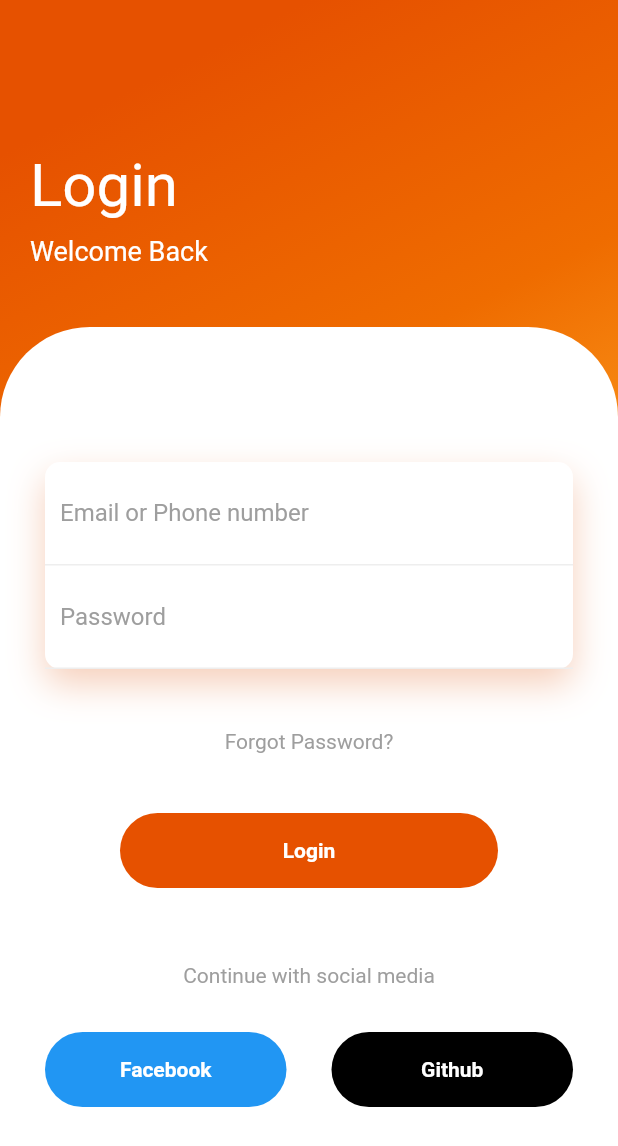
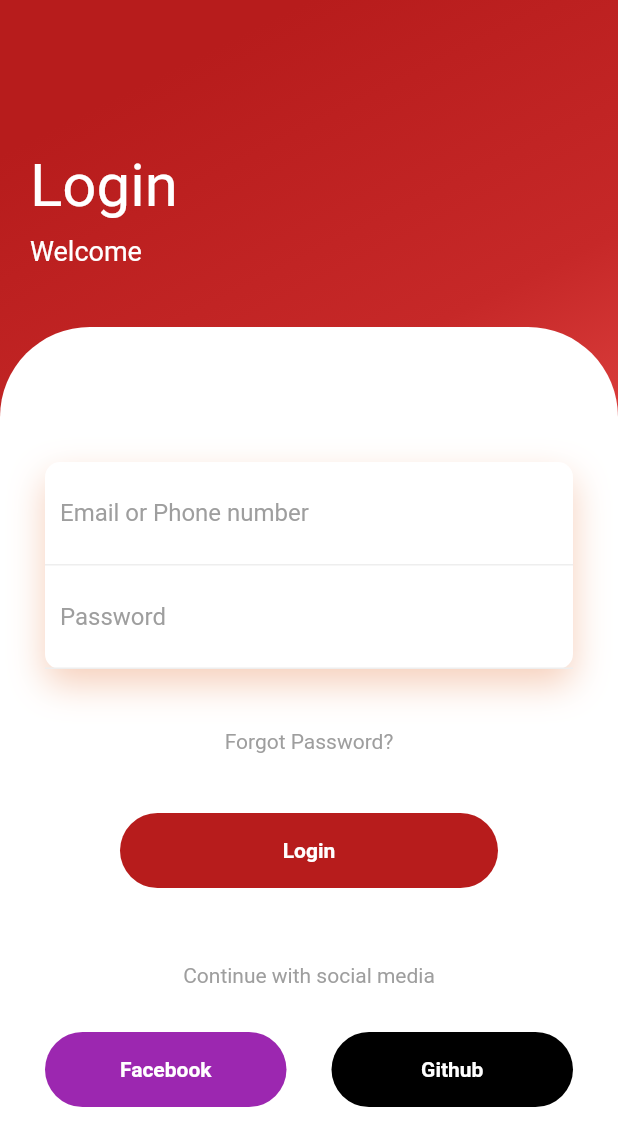
Before and after one commit to orynbassar01/srs4, a Flutter app: the screen it shows after launch, on a phone screen of 412 x 824 dp. Shown: the top 1146 px of the screen. Run offline on Flutter 3.47's test engine with Material 2 defaults, Android fonts, the phone set to English and light mode, and no system bars; our stand-ins replace simple_animations.

Commit message:
first commit

```diff
--- a/lib/main.dart
+++ b/lib/main.dart
@@ -18,9 +18,9 @@ class HomePage extends StatelessWidget {
           gradient: LinearGradient(
             begin: Alignment.topCenter,
             colors: [
-              Colors.orange[900],
-              Colors.orange[800],
-              Colors.orange[400]
+              Colors.red[900],
+              Colors.red[800],
+              Colors.red[400]
             ]
           )
         ),
@@ -35,7 +35,7 @@ class HomePage extends StatelessWidget {
                 children: <Widget>[
                   FadeAnimation(1, Text("Login", style: TextStyle(color: Colors.white, fontSize: 40),)),
                   SizedBox(height: 10,),
-                  FadeAnimation(1.3, Text("Welcome Back", style: TextStyle(color: Colors.white, fontSize: 18),)),
+                  FadeAnimation(1.3, Text("Welcome", style: TextStyle(color: Colors.white, fontSize: 18),)),
                 ],
               ),
             ),
@@ -101,7 +101,7 @@ class HomePage extends StatelessWidget {
                           margin: EdgeInsets.symmetric(horizontal: 50),
                           decoration: BoxDecoration(
                             borderRadius: BorderRadius.circular(50),
-                            color: Colors.orange[900]
+                            color: Colors.red[900]
                           ),
                           child: Center(
                             child: Text("Login", style: TextStyle(color: Colors.white, fontWeight: FontWeight.bold),),
@@ -117,7 +117,7 @@ class HomePage extends StatelessWidget {
                                 height: 50,
                                 decoration: BoxDecoration(
                                   borderRadius: BorderRadius.circular(50),
-                                  color: Colors.blue
+                                  color: Colors.purple
                                 ),
                                 child: Center(
                                   child: Text("Facebook", style: TextStyle(color: Colors.white, fontWeight: FontWeight.bold),),
```
